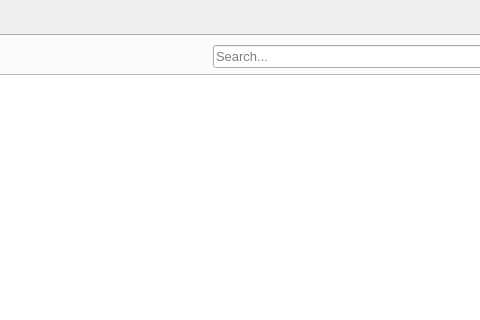
Before: the Qt Designer form gui_inventory.ui in Redent0r/Libra, drawn with Qt 5; both pictures show x 461 to 941 and y 0 to 320 of the 1269 by 712 pixel window.
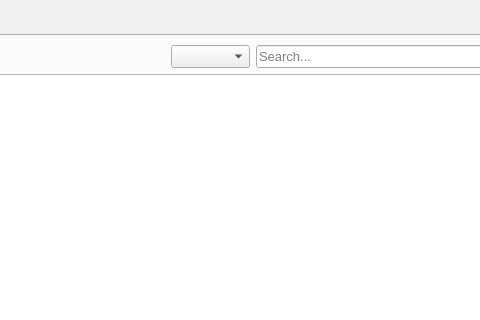
After: the same form once the commit is applied. The open tabs and pages were chosen to show the change. Icons and pictures are not drawn.

Commit message: Overall iprovements to sales and purchase gui

```diff
--- a/gui_inventory.ui
+++ b/gui_inventory.ui
@@ -595,6 +595,37 @@
             </property>
            </spacer>
           </item>
+          <item>
+           <widget class="QComboBox" name="cmboxInventory">
+            <property name="sizePolicy">
+             <sizepolicy hsizetype="Fixed" vsizetype="Fixed">
+              <horstretch>0</horstretch>
+              <verstretch>0</verstretch>
+             </sizepolicy>
+            </property>
+            <property name="minimumSize">
+             <size>
+              <width>20</width>
+              <height>0</height>
+             </size>
+            </property>
+            <property name="sizeIncrement">
+             <size>
+              <width>0</width>
+              <height>0</height>
+             </size>
+            </property>
+            <property name="editable">
+             <bool>false</bool>
+            </property>
+            <property name="insertPolicy">
+             <enum>QComboBox::InsertAtBottom</enum>
+            </property>
+            <property name="modelColumn">
+             <number>0</number>
+            </property>
+           </widget>
+          </item>
           <item>
            <widget class="QLineEdit" name="leditInventory">
             <property name="sizePolicy">
```
Left out of the diff: 22 changed lines with no effect on the pictures. The commit also changes 4 other files.
